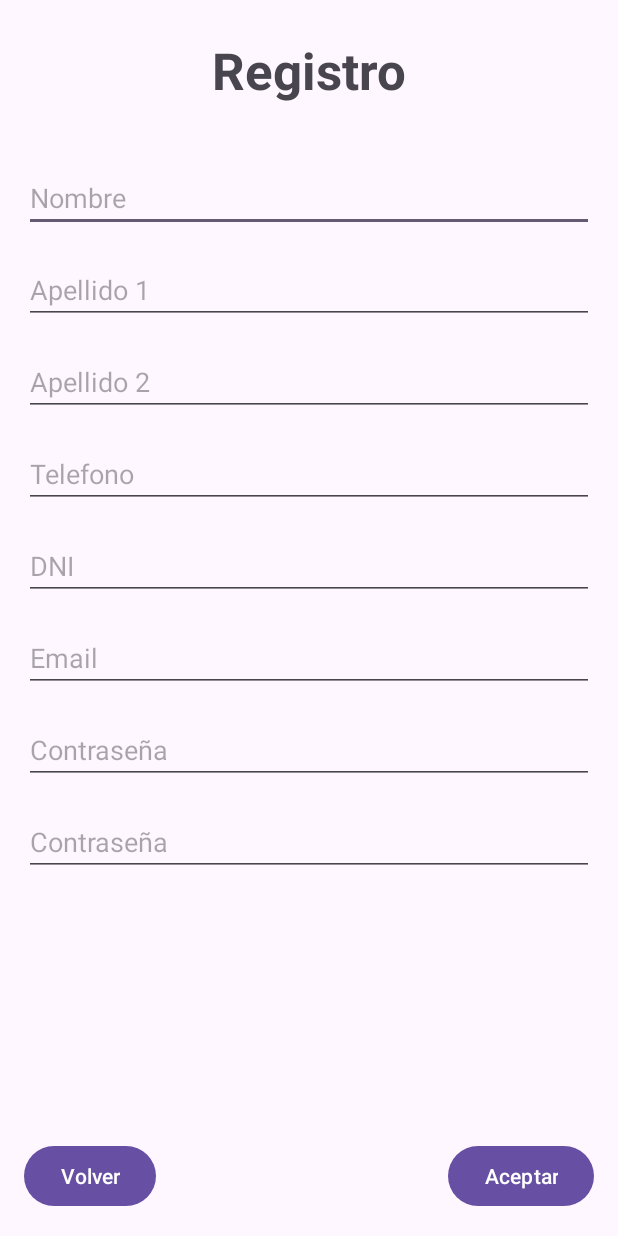
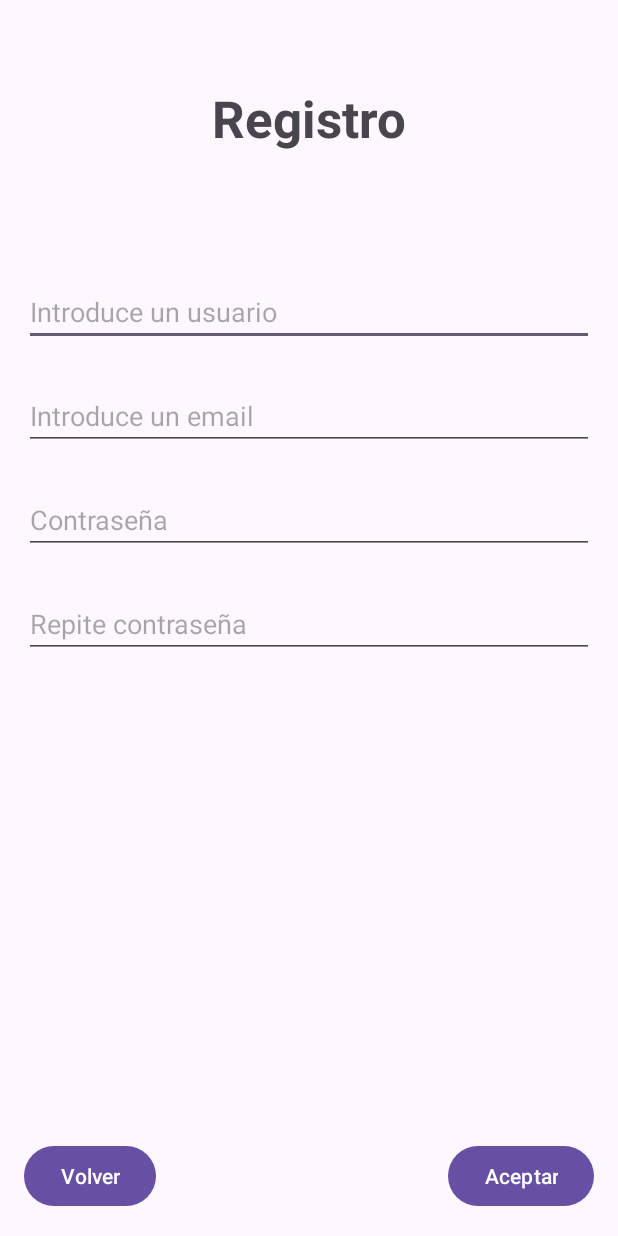
Before and after one commit to Random2127/Abogados, an Android app: the Registro screen opened directly, with no data from a screen before it, on a phone screen of 412 x 824 dp. Run offline under Robolectric (Android 15) with nearby library versions, the phone set to English and light mode, and no system bars.

Commit message:
modificamos regitro

```diff
--- a/app/src/main/res/layout/activity_registro.xml
+++ b/app/src/main/res/layout/activity_registro.xml
@@ -7,111 +7,59 @@
     android:layout_height="match_parent"
     tools:context=".Registro">
 
+
     <TextView
         android:id="@+id/titulo_registro"
         android:layout_width="0dp"
         android:layout_height="wrap_content"
         android:layout_marginStart="16dp"
-        android:layout_marginTop="24dp"
+        android:layout_marginTop="56dp"
         android:layout_marginEnd="16dp"
         android:text="Registro"
         android:textAlignment="center"
         android:textSize="34sp"
         android:textStyle="bold"
         app:layout_constraintEnd_toEndOf="parent"
+        app:layout_constraintHorizontal_bias="0.0"
         app:layout_constraintStart_toStartOf="parent"
         app:layout_constraintTop_toTopOf="parent" />
+
     <EditText
         android:id="@+id/nombre_registro"
         android:layout_width="0dp"
         android:layout_height="wrap_content"
         android:layout_marginStart="16dp"
-        android:layout_marginTop="40dp"
+        android:layout_marginTop="84dp"
         android:layout_marginEnd="16dp"
         android:ems="10"
-        android:hint="Nombre"
+        android:hint="Introduce un usuario"
         android:inputType="text"
         app:layout_constraintEnd_toEndOf="parent"
-        app:layout_constraintHorizontal_bias="0.497"
+        app:layout_constraintHorizontal_bias="0.0"
         app:layout_constraintStart_toStartOf="parent"
         app:layout_constraintTop_toBottomOf="@+id/titulo_registro" />
-    <EditText
-        android:id="@+id/ape1_registro"
-        android:layout_width="0dp"
-        android:layout_height="wrap_content"
-        android:layout_marginStart="16dp"
-        android:layout_marginTop="16dp"
-        android:layout_marginEnd="16dp"
-        android:ems="10"
-        android:hint="Apellido 1"
-        android:inputType="text"
-        app:layout_constraintEnd_toEndOf="parent"
-        app:layout_constraintStart_toStartOf="parent"
-        app:layout_constraintTop_toBottomOf="@+id/nombre_registro" />
-
-    <EditText
-        android:id="@+id/ape2_registro"
-        android:layout_width="0dp"
-        android:layout_height="wrap_content"
-        android:layout_marginStart="16dp"
-        android:layout_marginTop="16dp"
-        android:layout_marginEnd="16dp"
-        android:ems="10"
-        android:hint="Apellido 2"
-        android:inputType="text"
-        app:layout_constraintEnd_toEndOf="parent"
-        app:layout_constraintStart_toStartOf="parent"
-        app:layout_constraintTop_toBottomOf="@+id/ape1_registro" />
-    <EditText
-        android:id="@+id/telefono_registro"
-        android:layout_width="0dp"
-        android:layout_height="wrap_content"
-        android:layout_marginStart="16dp"
-        android:layout_marginTop="16dp"
-        android:layout_marginEnd="16dp"
-        android:ems="10"
-        android:hint="Telefono"
-        android:inputType="text"
-        app:layout_constraintEnd_toEndOf="parent"
-        app:layout_constraintHorizontal_bias="1.0"
-        app:layout_constraintStart_toStartOf="parent"
-        app:layout_constraintTop_toBottomOf="@+id/ape2_registro" />
-    <EditText
-        android:id="@+id/dni_registro"
-        android:layout_width="0dp"
-        android:layout_height="wrap_content"
-        android:layout_marginStart="16dp"
-        android:layout_marginTop="16dp"
-        android:layout_marginEnd="16dp"
-        android:ems="10"
-        android:hint="DNI"
-        android:inputType="text"
-        app:layout_constraintEnd_toEndOf="parent"
-        app:layout_constraintStart_toStartOf="parent"
-        app:layout_constraintTop_toBottomOf="@+id/telefono_registro" />
-
 
     <EditText
         android:id="@+id/email_registro"
         android:layout_width="0dp"
         android:layout_height="wrap_content"
         android:layout_marginStart="16dp"
-        android:layout_marginTop="16dp"
+        android:layout_marginTop="24dp"
         android:layout_marginEnd="16dp"
         android:ems="10"
-        android:hint="Email"
+        android:hint="Introduce un email"
         android:inputType="text"
         app:layout_constraintEnd_toEndOf="parent"
         app:layout_constraintHorizontal_bias="0.497"
         app:layout_constraintStart_toStartOf="parent"
-        app:layout_constraintTop_toBottomOf="@+id/dni_registro" />
+        app:layout_constraintTop_toBottomOf="@+id/nombre_registro" />
 
     <EditText
         android:id="@+id/password1_registro"
         android:layout_width="0dp"
         android:layout_height="wrap_content"
         android:layout_marginStart="16dp"
-        android:layout_marginTop="16dp"
+        android:layout_marginTop="24dp"
         android:layout_marginEnd="16dp"
         android:ems="10"
         android:hint="Contraseña"
@@ -126,10 +74,10 @@
         android:layout_width="0dp"
         android:layout_height="wrap_content"
         android:layout_marginStart="16dp"
-        android:layout_marginTop="16dp"
+        android:layout_marginTop="24dp"
         android:layout_marginEnd="16dp"
         android:ems="10"
-        android:hint="Contraseña"
+        android:hint="Repite contraseña"
         android:inputType="text"
         app:layout_constraintEnd_toEndOf="parent"
         app:layout_constraintHorizontal_bias="0.497"
```
